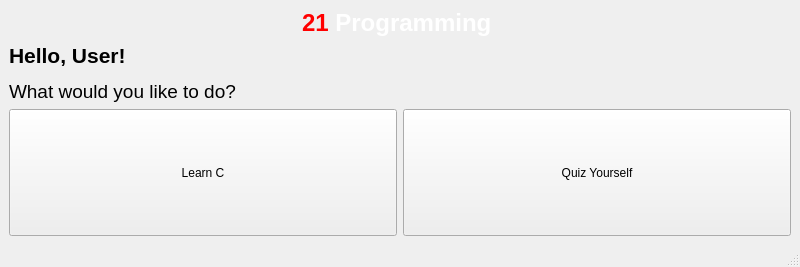
This is mainwindow.ui in AngeloManlangit/21-Programming as Qt 5 draws it before an edit. The edited form follows.
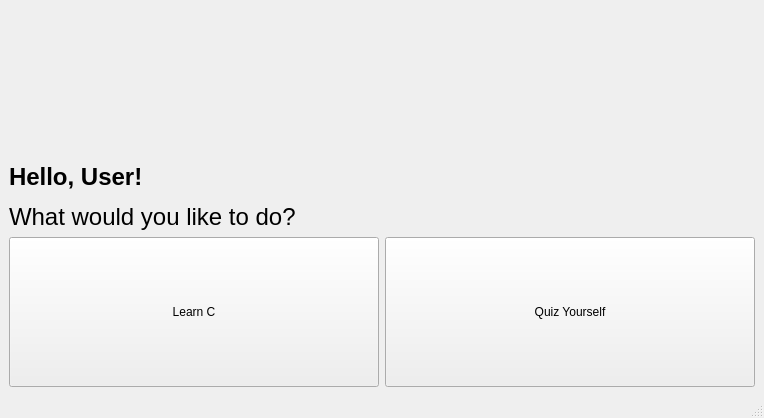
This is the edited form. Icons and pictures are not drawn.

```diff
--- a/mainwindow.ui
+++ b/mainwindow.ui
@@ -6,8 +6,8 @@
    <rect>
     <x>0</x>
     <y>0</y>
-    <width>800</width>
-    <height>267</height>
+    <width>764</width>
+    <height>418</height>
    </rect>
   </property>
   <property name="sizePolicy">
@@ -22,20 +22,58 @@
   <widget class="QWidget" name="centralwidget">
    <layout class="QVBoxLayout" name="verticalLayout">
     <item>
-     <widget class="QLabel" name="Title">
+     <layout class="QHBoxLayout" name="horizontalLayout_2">
+      <item>
+       <widget class="QLabel" name="Banner">
       <property name="sizePolicy">
-       <sizepolicy hsizetype="Minimum" vsizetype="Fixed">
+         <sizepolicy hsizetype="Fixed" vsizetype="Fixed">
         <horstretch>0</horstretch>
         <verstretch>0</verstretch>
        </sizepolicy>
       </property>
+        <property name="minimumSize">
+         <size>
+          <width>256</width>
+          <height>128</height>
+         </size>
+        </property>
+        <property name="maximumSize">
+         <size>
+          <width>256</width>
+          <height>128</height>
+         </size>
+        </property>
       <property name="styleSheet">
        <string notr="true">color:white;</string>
       </property>
       <property name="text">
-       <string>&lt;html&gt;&lt;head/&gt;&lt;body&gt;&lt;h1 align=&quot;center&quot; style=&quot; margin-top:18px; margin-bottom:12px; margin-left:0px; margin-right:0px; -qt-block-indent:0; text-indent:0px;&quot;&gt;&lt;span style=&quot; font-size:xx-large; font-weight:700; color:#ff0000;&quot;&gt;21 &lt;/span&gt;&lt;span style=&quot; font-size:xx-large; font-weight:700;&quot;&gt;Programming &lt;/span&gt;&lt;/h1&gt;&lt;/body&gt;&lt;/html&gt;</string>
-      </property>
-     </widget>
+         <string/>
+        </property>
+        <property name="pixmap">
+         <pixmap resource="Resources.qrc">:/img/images/banner.png</pixmap>
+        </property>
+        <property name="scaledContents">
+         <bool>true</bool>
+        </property>
+       </widget>
+      </item>
+     </layout>
+    </item>
+    <item>
+     <spacer name="verticalSpacer">
+      <property name="orientation">
+       <enum>Qt::Orientation::Vertical</enum>
+      </property>
+      <property name="sizeType">
+       <enum>QSizePolicy::Policy::Fixed</enum>
+      </property>
+      <property name="sizeHint" stdset="0">
+       <size>
+        <width>10</width>
+        <height>20</height>
+       </size>
+      </property>
+     </spacer>
     </item>
     <item>
      <widget class="QLabel" name="HelloUserLabel">
@@ -46,7 +84,7 @@
        </sizepolicy>
       </property>
       <property name="text">
-       <string>&lt;html&gt;&lt;head/&gt;&lt;body&gt;&lt;p&gt;&lt;span style=&quot; font-size:16pt; font-weight:700;&quot;&gt;Hello, User!&lt;/span&gt;&lt;/p&gt;&lt;p&gt;&lt;span style=&quot; font-size:14pt;&quot;&gt;What would you like to do?&lt;/span&gt;&lt;/p&gt;&lt;/body&gt;&lt;/html&gt;</string>
+       <string>&lt;html&gt;&lt;head/&gt;&lt;body&gt;&lt;p&gt;&lt;span style=&quot; font-size:18pt; font-weight:700;&quot;&gt;Hello, User!&lt;/span&gt;&lt;/p&gt;&lt;p&gt;&lt;span style=&quot; font-size:18pt;&quot;&gt;What would you like to do?&lt;/span&gt;&lt;/p&gt;&lt;/body&gt;&lt;/html&gt;</string>
       </property>
      </widget>
     </item>
```
Left out of the diff: 4 changed lines with no effect on the pictures. Lines whose indentation alone changed are shown as unchanged.
